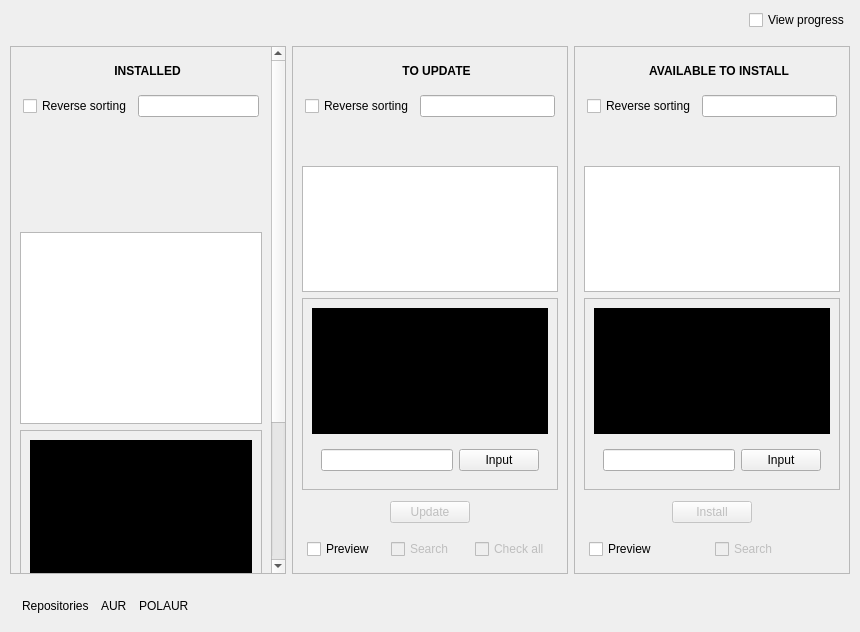
First picture: the form in src/src/mainwindowview.ui, repository juliagoda/pak-gui, before the edit.
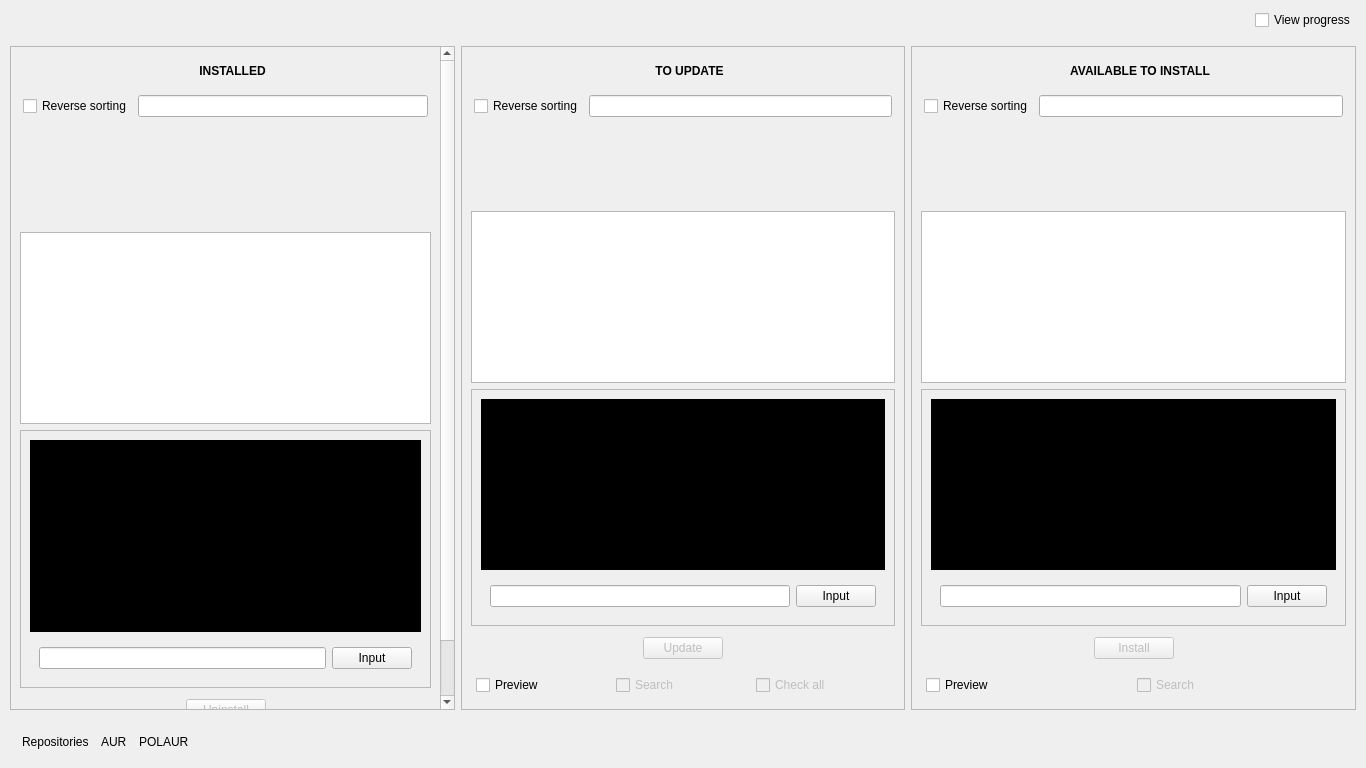
Second picture: the form after the edit. Icons and pictures are not drawn. Custom widgets are drawn as their Qt base class.

Patch:
```diff
--- a/src/src/mainwindowview.ui
+++ b/src/src/mainwindowview.ui
@@ -6,10 +6,22 @@
    <rect>
     <x>0</x>
     <y>0</y>
-    <width>860</width>
-    <height>632</height>
+    <width>1366</width>
+    <height>768</height>
    </rect>
   </property>
+  <property name="sizePolicy">
+   <sizepolicy hsizetype="Expanding" vsizetype="Expanding">
+    <horstretch>0</horstretch>
+    <verstretch>0</verstretch>
+   </sizepolicy>
+  </property>
+  <property name="minimumSize">
+   <size>
+    <width>1280</width>
+    <height>720</height>
+   </size>
+  </property>
   <property name="autoFillBackground">
    <bool>true</bool>
   </property>
@@ -109,8 +121,8 @@
           <property name="geometry">
            <rect>
             <x>0</x>
-            <y>0</y>
-            <width>260</width>
+            <y>-75</y>
+            <width>429</width>
             <height>766</height>
            </rect>
           </property>
@@ -310,7 +322,7 @@
                <rect>
                 <x>0</x>
                 <y>0</y>
-                <width>240</width>
+                <width>409</width>
                 <height>259</height>
                </rect>
               </property>
@@ -469,8 +481,8 @@
            <rect>
             <x>0</x>
             <y>0</y>
-            <width>308</width>
-            <height>509</height>
+            <width>442</width>
+            <height>659</height>
            </rect>
           </property>
           <layout class="QVBoxLayout" name="verticalLayout_2">
@@ -669,8 +681,8 @@
                <rect>
                 <x>0</x>
                 <y>0</y>
-                <width>288</width>
-                <height>173</height>
+                <width>422</width>
+                <height>225</height>
                </rect>
               </property>
               <layout class="QVBoxLayout" name="verticalLayout_5">
@@ -848,8 +860,8 @@
            <rect>
             <x>0</x>
             <y>0</y>
-            <width>274</width>
-            <height>523</height>
+            <width>443</width>
+            <height>659</height>
            </rect>
           </property>
           <layout class="QVBoxLayout" name="verticalLayout_3">
@@ -1048,8 +1060,8 @@
                <rect>
                 <x>0</x>
                 <y>0</y>
-                <width>254</width>
-                <height>180</height>
+                <width>423</width>
+                <height>225</height>
                </rect>
               </property>
               <layout class="QVBoxLayout" name="verticalLayout_6">
```
